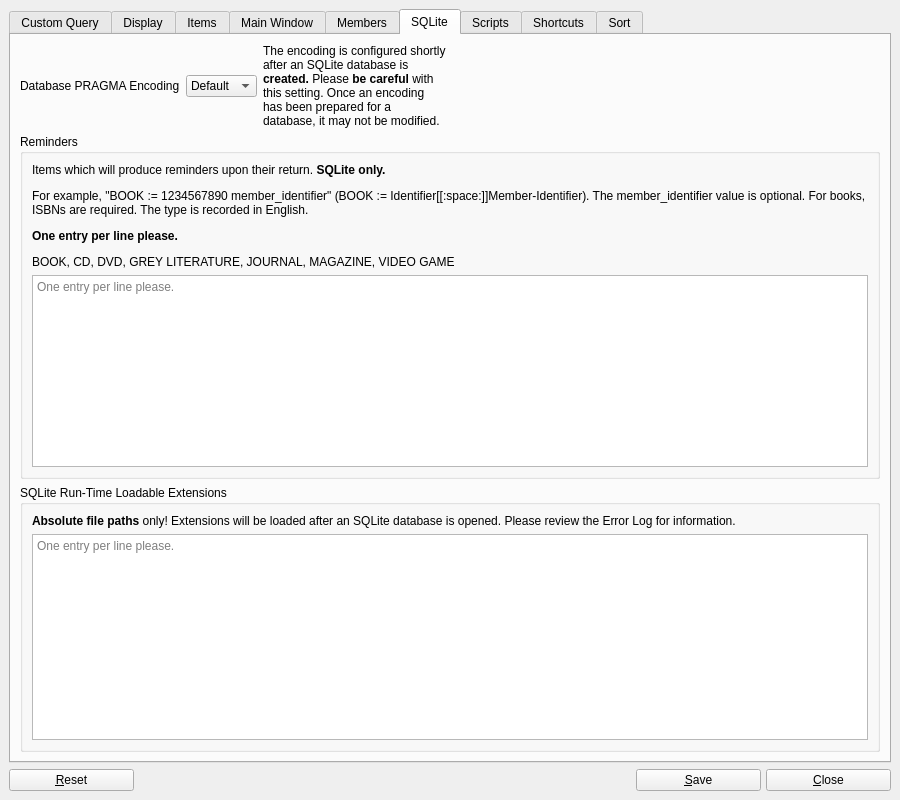
First picture: the form in UI/biblioteq_otheroptions.ui, repository textbrowser/biblioteq, before the edit.
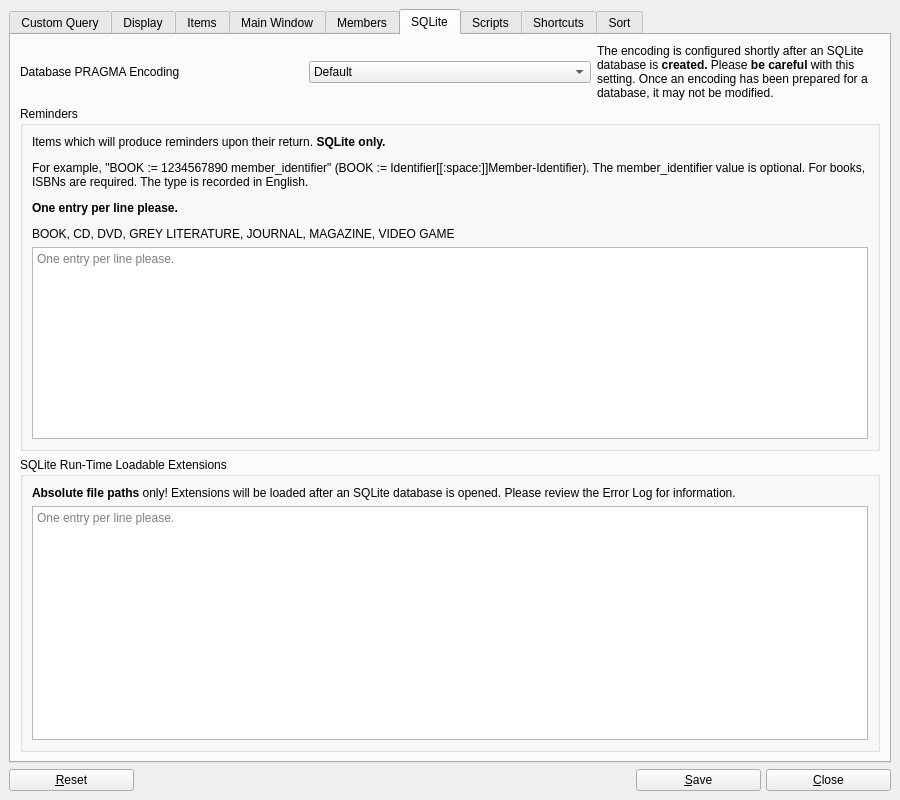
Second picture: the form after the edit. The open tabs and pages were chosen to show the change. Icons and pictures are not drawn. Custom widgets are drawn as their Qt base class.

Patch:
```diff
--- a/UI/biblioteq_otheroptions.ui
+++ b/UI/biblioteq_otheroptions.ui
@@ -935,6 +935,9 @@
             <property name="toolTip">
              <string>&lt;html&gt;&lt;head/&gt;&lt;body&gt;&lt;p&gt;The strings of this widget are in English and will not be translated.&lt;/p&gt;&lt;/body&gt;&lt;/html&gt;</string>
             </property>
+            <property name="sizeAdjustPolicy">
+             <enum>QComboBox::SizeAdjustPolicy::AdjustToContents</enum>
+            </property>
             <item>
              <property name="text">
               <string notr="true">Default</string>
@@ -962,19 +965,6 @@
             </property>
            </widget>
           </item>
-          <item>
-           <spacer name="horizontalSpacer_13">
-            <property name="orientation">
-             <enum>Qt::Orientation::Horizontal</enum>
-            </property>
-            <property name="sizeHint" stdset="0">
-             <size>
-              <width>40</width>
-              <height>20</height>
-             </size>
-            </property>
-           </spacer>
-          </item>
          </layout>
         </item>
         <item>
```
